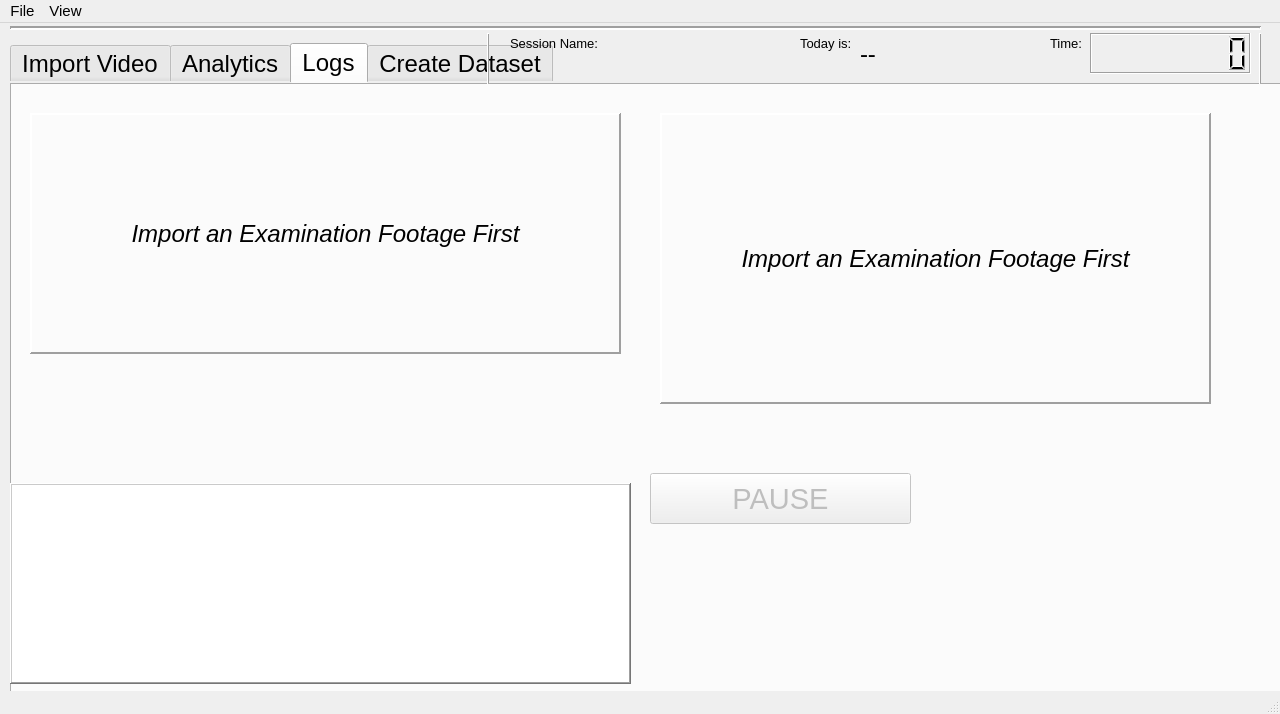
This is QTDESIGNER INTERFACES/MAIN-WINDOW-FINAL-DESIGN.ui in peteskylight/WORKING_THESIS as Qt 5 draws it before an edit. The edited form follows.
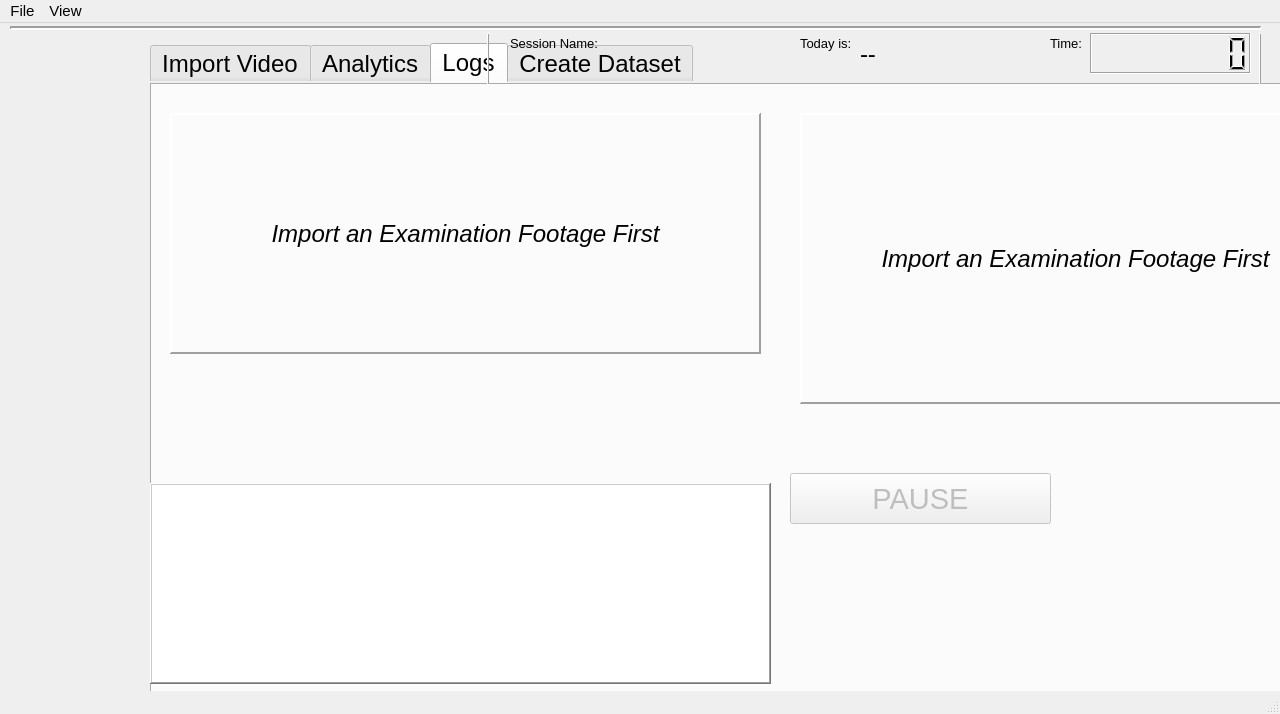
This is the edited form.

What changed in the file:
```diff
--- a/QTDESIGNER INTERFACES/MAIN-WINDOW-FINAL-DESIGN.ui
+++ b/QTDESIGNER INTERFACES/MAIN-WINDOW-FINAL-DESIGN.ui
@@ -25,7 +25,7 @@
     </property>
     <property name="geometry">
      <rect>
-      <x>10</x>
+      <x>150</x>
       <y>20</y>
       <width>1271</width>
       <height>651</height>
```
